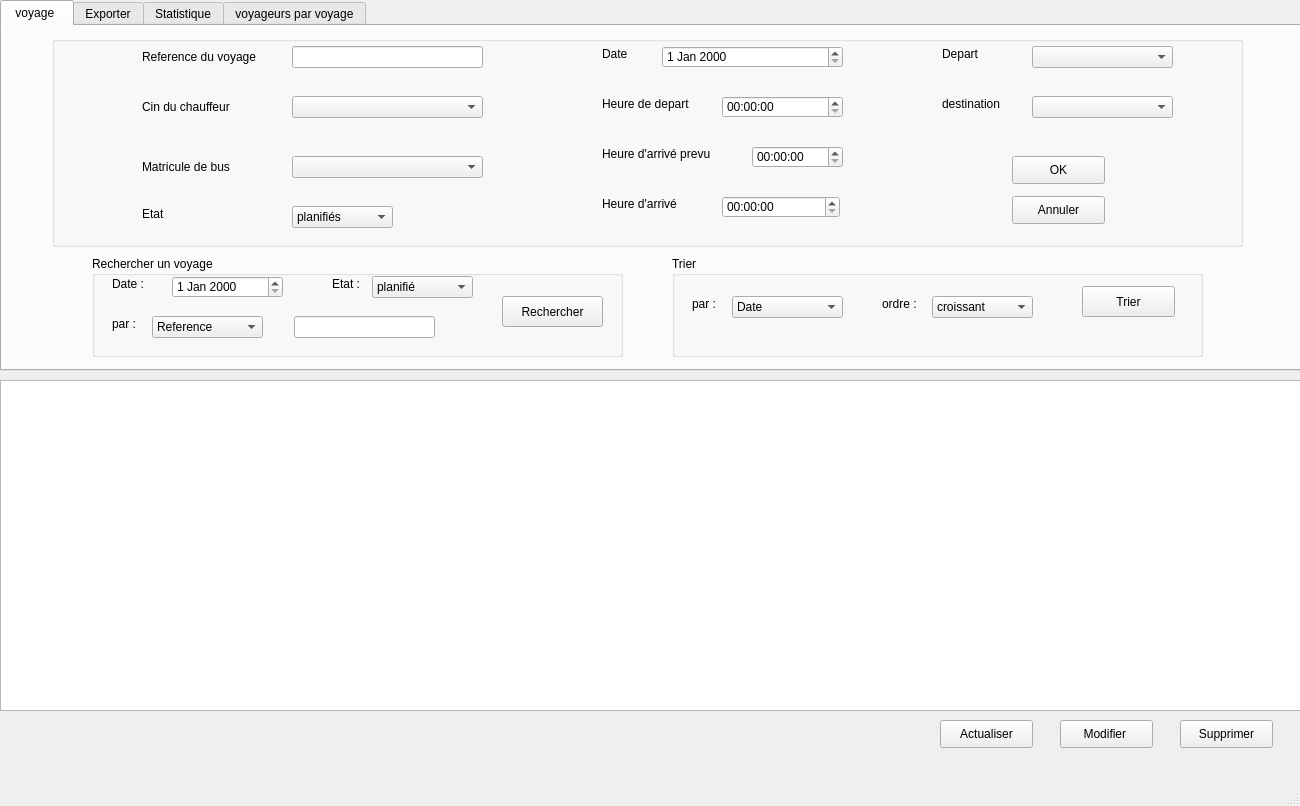
Before: the Qt Designer form mainwindow.ui in azizjazzar/Projet, drawn with Qt 5.
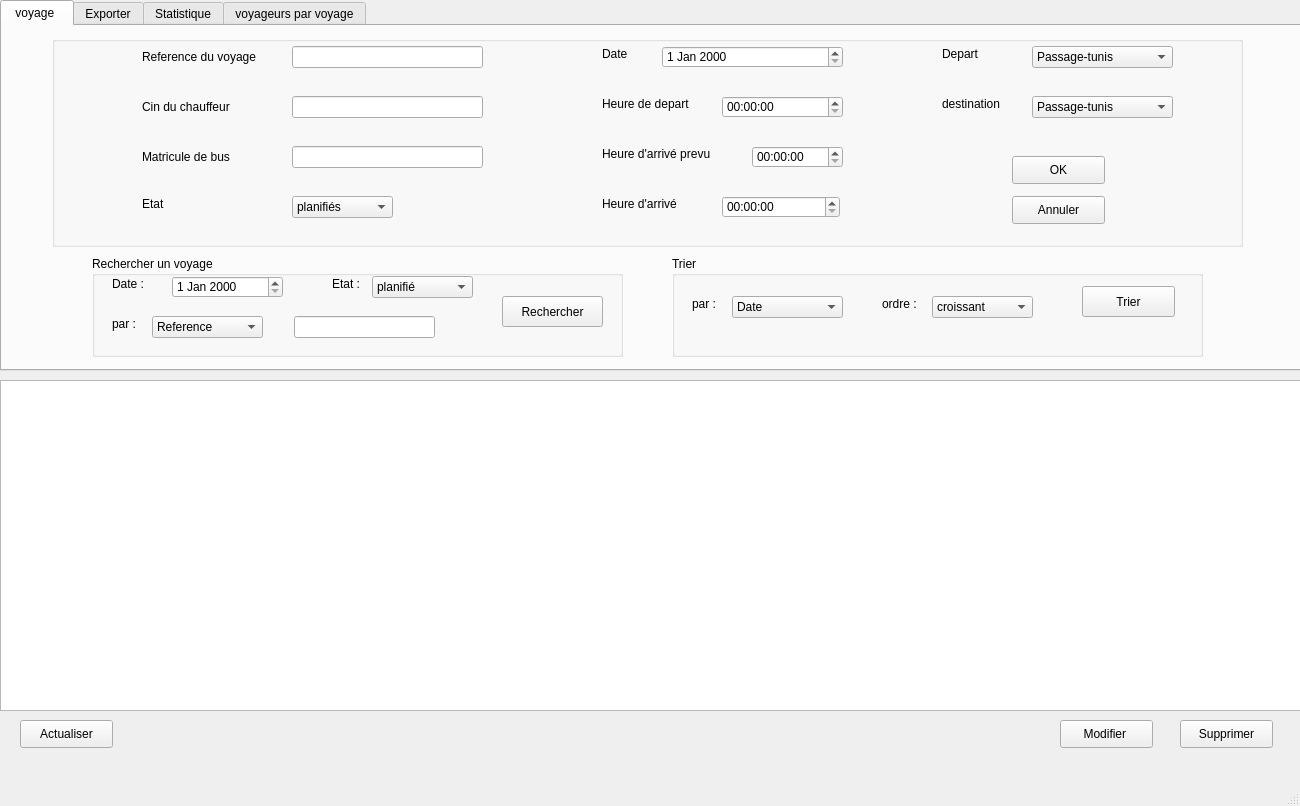
After: the same form once the commit is applied. Icons and pictures are not drawn.

What changed in the file:
```diff
--- a/mainwindow.ui
+++ b/mainwindow.ui
@@ -102,7 +102,7 @@
        <property name="geometry">
         <rect>
          <x>90</x>
-         <y>120</y>
+         <y>110</y>
          <width>101</width>
          <height>21</height>
         </rect>
@@ -111,21 +111,11 @@
         <string>Matricule de bus </string>
        </property>
       </widget>
-      <widget class="QComboBox" name="comboBox_matricule">
-       <property name="geometry">
-        <rect>
-         <x>240</x>
-         <y>120</y>
-         <width>191</width>
-         <height>22</height>
-        </rect>
-       </property>
-      </widget>
       <widget class="QLabel" name="label_4">
        <property name="geometry">
         <rect>
          <x>90</x>
-         <y>170</y>
+         <y>160</y>
          <width>56</width>
          <height>16</height>
         </rect>
@@ -138,7 +128,7 @@
        <property name="geometry">
         <rect>
          <x>240</x>
-         <y>170</y>
+         <y>160</y>
          <width>101</width>
          <height>22</height>
         </rect>
@@ -172,6 +162,26 @@
         <string>OK</string>
        </property>
       </widget>
+      <widget class="QLineEdit" name="lineEdit_chauf">
+       <property name="geometry">
+        <rect>
+         <x>240</x>
+         <y>60</y>
+         <width>191</width>
+         <height>22</height>
+        </rect>
+       </property>
+      </widget>
+      <widget class="QLineEdit" name="lineEdit_matricule">
+       <property name="geometry">
+        <rect>
+         <x>240</x>
+         <y>110</y>
+         <width>191</width>
+         <height>22</height>
+        </rect>
+       </property>
+      </widget>
      </widget>
      <widget class="QComboBox" name="comboBox_ligne">
       <property name="geometry">
@@ -182,6 +192,11 @@
         <height>22</height>
        </rect>
       </property>
+      <item>
+       <property name="text">
+        <string>Passage-tunis</string>
+       </property>
+      </item>
      </widget>
      <widget class="QLabel" name="label_chauf1">
       <property name="geometry">
@@ -218,16 +233,6 @@
        <string>destination</string>
       </property>
      </widget>
-     <widget class="QComboBox" name="comboBox_chauf1">
-      <property name="geometry">
-       <rect>
-        <x>290</x>
-        <y>70</y>
-        <width>191</width>
-        <height>22</height>
-       </rect>
-      </property>
-     </widget>
      <widget class="QLabel" name="label_hdepart">
       <property name="geometry">
        <rect>
@@ -407,6 +412,11 @@
         <height>22</height>
        </rect>
       </property>
+      <item>
+       <property name="text">
+        <string>Passage-tunis</string>
+       </property>
+      </item>
      </widget>
      <widget class="QLabel" name="label_de">
       <property name="geometry">
@@ -794,23 +804,6 @@
      </attribute>
     </widget>
    </widget>
-   <widget class="QPushButton" name="pushButton_actualiser">
-    <property name="geometry">
-     <rect>
-      <x>940</x>
-      <y>720</y>
-      <width>93</width>
-      <height>28</height>
-     </rect>
-    </property>
-    <property name="text">
-     <string>Actualiser</string>
-    </property>
-    <property name="icon">
-     <iconset>
-      <normaloff>../../Desktop/61225.png</normaloff>../../Desktop/61225.png</iconset>
-    </property>
-   </widget>
    <widget class="QPushButton" name="pushButton_supprimer">
     <property name="geometry">
      <rect>
@@ -842,7 +835,24 @@
     </property>
     <property name="icon">
      <iconset>
-      <normaloff>../../Desktop/84380.png</normaloff>../../Desktop/84380.png</iconset>
+      <normaloff>../../Desktop/s1/projet c++/84380.png</normaloff>../../Desktop/s1/projet c++/84380.png</iconset>
+    </property>
+   </widget>
+   <widget class="QPushButton" name="pushButton">
+    <property name="geometry">
+     <rect>
+      <x>20</x>
+      <y>720</y>
+      <width>93</width>
+      <height>28</height>
+     </rect>
+    </property>
+    <property name="text">
+     <string>Actualiser</string>
+    </property>
+    <property name="icon">
+     <iconset>
+      <normaloff>../../Desktop/s1/projet c++/61225.png</normaloff>../../Desktop/s1/projet c++/61225.png</iconset>
     </property>
    </widget>
   </widget>
```
Left out of the diff: 47 changed lines with no effect on the pictures.
